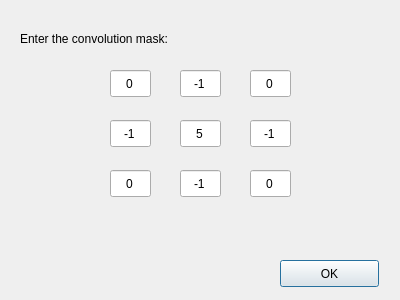
First picture: the form in convolution_window.ui, repository soucevi1/python-simple-image-editor, before the edit.
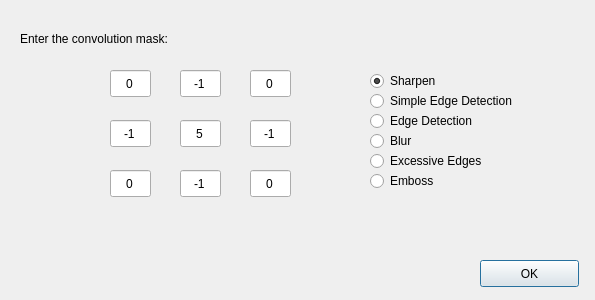
Second picture: the form after the edit.

What changed in the file:
```diff
--- a/convolution_window.ui
+++ b/convolution_window.ui
@@ -6,7 +6,7 @@
    <rect>
     <x>0</x>
     <y>0</y>
-    <width>400</width>
+    <width>595</width>
     <height>300</height>
    </rect>
   </property>
@@ -16,7 +16,7 @@
   <widget class="QPushButton" name="convOKButton">
    <property name="geometry">
     <rect>
-     <x>280</x>
+     <x>480</x>
      <y>260</y>
      <width>99</width>
      <height>27</height>
@@ -210,6 +210,87 @@
     <string>Enter the convolution mask:</string>
    </property>
   </widget>
+  <widget class="QRadioButton" name="blurButton">
+   <property name="geometry">
+    <rect>
+     <x>370</x>
+     <y>130</y>
+     <width>117</width>
+     <height>22</height>
+    </rect>
+   </property>
+   <property name="text">
+    <string>Blur</string>
+   </property>
+  </widget>
+  <widget class="QRadioButton" name="simpleEdgeButton">
+   <property name="geometry">
+    <rect>
+     <x>370</x>
+     <y>90</y>
+     <width>191</width>
+     <height>22</height>
+    </rect>
+   </property>
+   <property name="text">
+    <string>Simple Edge Detection</string>
+   </property>
+  </widget>
+  <widget class="QRadioButton" name="edgeButton">
+   <property name="geometry">
+    <rect>
+     <x>370</x>
+     <y>110</y>
+     <width>151</width>
+     <height>22</height>
+    </rect>
+   </property>
+   <property name="text">
+    <string>Edge Detection</string>
+   </property>
+  </widget>
+  <widget class="QRadioButton" name="sharpenButton">
+   <property name="geometry">
+    <rect>
+     <x>370</x>
+     <y>70</y>
+     <width>151</width>
+     <height>22</height>
+    </rect>
+   </property>
+   <property name="text">
+    <string>Sharpen</string>
+   </property>
+   <property name="checked">
+    <bool>true</bool>
+   </property>
+  </widget>
+  <widget class="QRadioButton" name="excessiveButton">
+   <property name="geometry">
+    <rect>
+     <x>370</x>
+     <y>150</y>
+     <width>151</width>
+     <height>22</height>
+    </rect>
+   </property>
+   <property name="text">
+    <string>Excessive Edges</string>
+   </property>
+  </widget>
+  <widget class="QRadioButton" name="embossButton">
+   <property name="geometry">
+    <rect>
+     <x>370</x>
+     <y>170</y>
+     <width>151</width>
+     <height>22</height>
+    </rect>
+   </property>
+   <property name="text">
+    <string>Emboss</string>
+   </property>
+  </widget>
  </widget>
  <resources/>
  <connections/>
```
Left out of the diff: 20 changed lines with no effect on the pictures.
